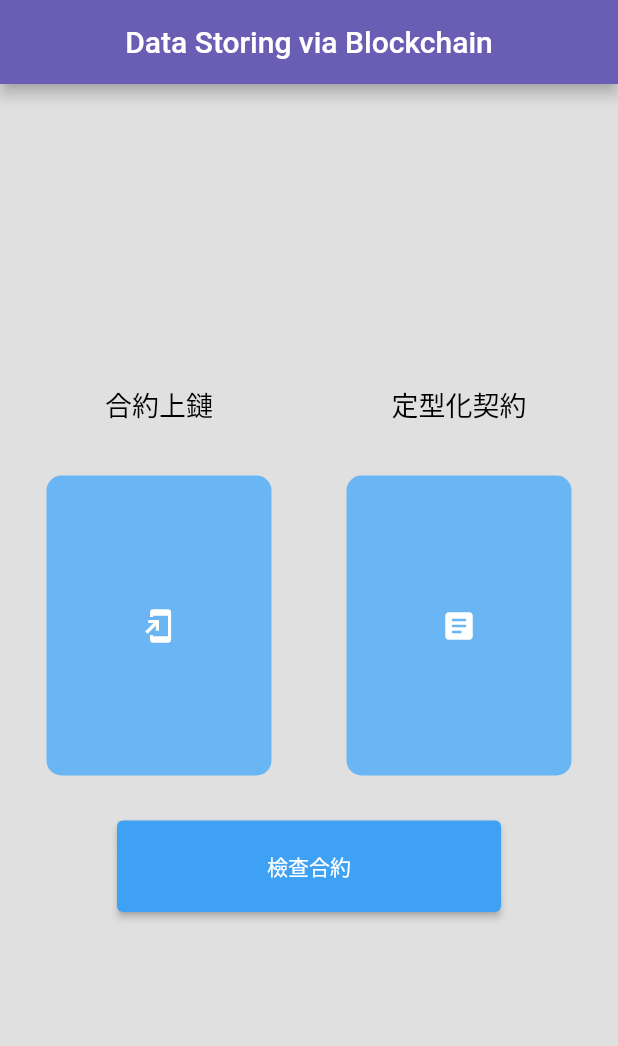
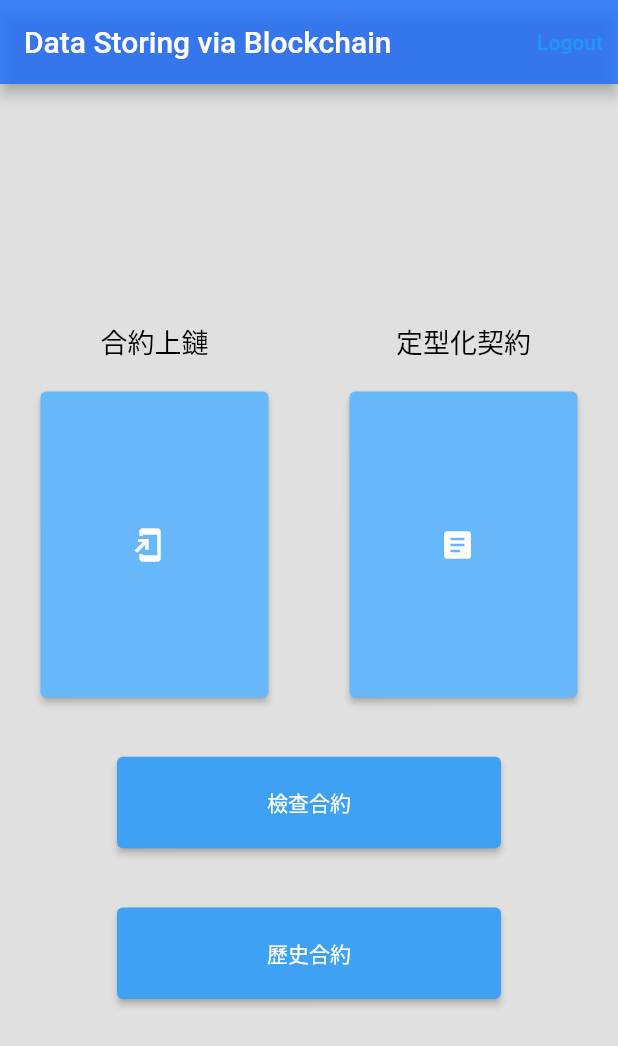
Before and after one commit to cy0802/data_storing_via_blockchain, a Flutter app: the screen it shows once a user with an empty profile is signed in, on a phone screen of 412 x 824 dp. Shown: the top 1046 px of the screen. Run offline on Flutter 3.47's test engine with Material 2 defaults, Android fonts, the phone set to English and light mode, and no system bars; our stand-ins replace file_picker, firebase_auth, firebase_core, fluttertoast, font_awesome_flutter, google_sign_in; missing offline and left inert: flutter_ipfs, mailer; accounts and stored records are empty; Roboto replaces fonts that are missing (Fradoka); project files that could hold a hidden picture were left out.

Commit message:
Update home.dart

```diff
--- a/lib/pages/home.dart
+++ b/lib/pages/home.dart
@@ -1,28 +1,41 @@
-import 'package:data_storing_via_blockchain/button/HoverButton2.dart';
-import 'package:data_storing_via_blockchain/button/Hover_Button1.dart';
+import 'package:data_storing_via_blockchain/provider/GoogleAct.dart';
+import 'package:firebase_auth/firebase_auth.dart';
 import 'package:flutter/material.dart';
+import 'package:provider/provider.dart';
 
 class Home extends StatelessWidget {
   const Home({super.key});
 
   @override
   Widget build(BuildContext context) {
+
+    final user = FirebaseAuth.instance.currentUser!;
+
     return Scaffold(
       backgroundColor: Colors.grey[300],
       appBar: AppBar(
-        backgroundColor: Color.fromARGB(255, 105, 94, 179),
+        backgroundColor: Color.fromARGB(204, 27, 107, 255),
         title: const Text('Data Storing via Blockchain'),
-        centerTitle: true,
+        actions :[
+          TextButton(
+            child: const Text('Logout'),
+            onPressed: (){
+              final provider =
+                  Provider.of<GoogleSignInProvider>(context, listen: false);
+                  provider.googleLogout();
+            },
+          )
+        ]
       ),
       body: Column(
         children: [
+          const Spacer(flex:4),
           Row(
-            mainAxisAlignment: MainAxisAlignment.center,
+            mainAxisAlignment: MainAxisAlignment.spaceAround,
             children: <Widget>[
               Column(
-                children: const <Widget>[
-                  SizedBox(height: 200.0),
-                  Text(
+                children: <Widget>[
+                  const Text(
                     '合約上鏈',
                     style: TextStyle(
                       color: Colors.black,
@@ -30,45 +43,88 @@ class Home extends StatelessWidget {
                       fontFamily: 'Fradoka',
                     ),
                   ),
-                  SizedBox(height: 4.0),
-                  HovBut1(),
+                  const SizedBox(height: 20.0),
+                  ElevatedButton.icon(
+                    style: ElevatedButton.styleFrom(
+                      backgroundColor:const Color.fromARGB(255, 102, 184, 251),
+                      padding: const EdgeInsets.symmetric(horizontal: 60, vertical: 90),
+                    ),
+                    icon: const Icon(
+                      Icons.add_to_home_screen,
+                      color: Colors.white,
+                    ),
+                    label: const Text(''),
+                    onPressed: () {
+                      Navigator.pushNamed(context, '/NormCon');
+                    },
+                  ),
                 ],
               ),
-              const SizedBox(width: 50.0),
               Column(
-                children: const <Widget>[
-                  SizedBox(height: 200.0),
-                  Text(
+                children: <Widget>[
+                  const Text(
                     '定型化契約',
                     style: TextStyle(
                       color: Colors.black,
                       fontSize: 18.0,
                     ),
+                  ),
+                  const SizedBox(height: 20.0),
+                  ElevatedButton.icon(
+                    style: ElevatedButton.styleFrom(
+                      backgroundColor:const Color.fromARGB(255, 102, 184, 251),
+                      padding: const EdgeInsets.symmetric(horizontal: 60, vertical: 90),
                     ),
-                  SizedBox(height: 4.0),
-                  HovBut2(),
+                    icon: const Icon(
+                      Icons.article_rounded,
+                      color: Colors.white,
+                    ),
+                    label: const Text(''),
+                    onPressed: () {
+                      Navigator.pushNamed(context, '/StdCon');
+                    },
+                  ),
                 ],
                 ),
             ],
           ),
-          const SizedBox(height: 10.0),
+          const Spacer(flex:1),
           Container(
             child: ElevatedButton(
-              child: Text(
+              child: const Text(
                 '檢查合約',
                 style: TextStyle(
                   color: Colors.white,
                 )
               ),
               style: ElevatedButton.styleFrom(
-                backgroundColor:Color.fromARGB(255, 62, 161, 243),
-                padding: EdgeInsets.symmetric(horizontal: 100, vertical: 20),
+                backgroundColor:const Color.fromARGB(255, 62, 161, 243),
+                padding: const EdgeInsets.symmetric(horizontal: 100, vertical: 20),
               ),
               onPressed: (){
                 Navigator.pushNamed(context, '/check');
               }
             ),
           ),
+          const Spacer(flex:1),
+          Container(
+            child: ElevatedButton(
+              child: const Text(
+                '歷史合約',
+                style: TextStyle(
+                  color: Colors.white,
+                )
+              ),
+              style: ElevatedButton.styleFrom(
+                backgroundColor:const Color.fromARGB(255, 62, 161, 243),
+                padding: const EdgeInsets.symmetric(horizontal: 100, vertical: 20),
+              ),
+              onPressed: (){
+                Navigator.pushNamed(context, '/RecordedCon');
+              }
+            ),
+          ),
+          const Spacer(flex:4),
         ],
       ),
     );
```
